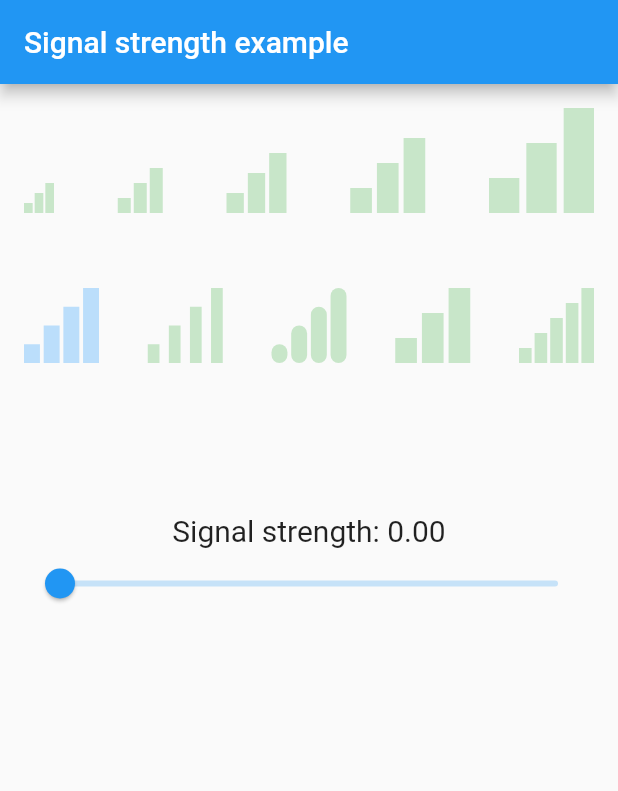
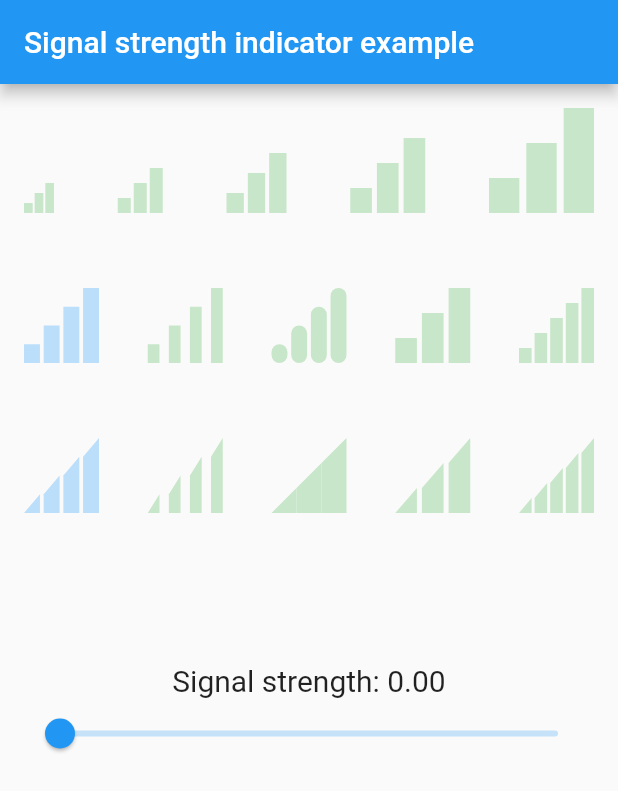
Before and after one commit to janstol/signal_strength_indicator, a Flutter app: the screen it shows after launch, on a phone screen of 412 x 824 dp. Shown: the top 791 px of the screen. Run offline on Flutter 3.47's test engine with Material 2 defaults, Android fonts, the phone set to English and light mode, and no system bars.

Commit message:
beveled bar indicator

```diff
--- a/example/lib/main.dart
+++ b/example/lib/main.dart
@@ -7,7 +7,7 @@ class App extends StatelessWidget {
   @override
   Widget build(BuildContext context) {
     return MaterialApp(
-      title: 'Signal example',
+      title: 'Signal strength indicator example',
       theme: ThemeData(
         primarySwatch: Colors.blue,
       ),
@@ -34,7 +34,7 @@ class _HomePageState extends State<HomePage> {
   Widget build(BuildContext context) {
     return Scaffold(
       appBar: AppBar(
-        title: const Text("Signal strength example"),
+        title: const Text("Signal strength indicator example"),
       ),
       body: Padding(
         padding: const EdgeInsets.all(16.0),
@@ -94,6 +94,53 @@ class _HomePageState extends State<HomePage> {
               ],
             ),
             const SizedBox(height: 50),
+            Row(
+              crossAxisAlignment: CrossAxisAlignment.end,
+              mainAxisAlignment: MainAxisAlignment.spaceBetween,
+              children: <Widget>[
+                SignalStrengthIndicator.bars(
+                  value: _signalStrength,
+                  size: 50,
+                  barCount: 4,
+                  bevelled: true,
+                  activeColor: Colors.blue,
+                  inactiveColor: Colors.blue[100],
+                ),
+                SignalStrengthIndicator.bars(
+                  value: _signalStrength,
+                  size: 50,
+                  barCount: 4,
+                  bevelled: true,
+                  spacing: 0.5,
+                ),
+                SignalStrengthIndicator.bars(
+                  value: _signalStrength,
+                  size: 50,
+                  barCount: 3,
+                  bevelled: true,
+                  spacing: 0.0,
+                ),
+                SignalStrengthIndicator.bars(
+                  value: _signalStrength,
+                  barCount: 3,
+                  bevelled: true,
+                  thresholds: <num, Color>{
+                    0.25: Colors.red,
+                    0.50: Colors.yellow,
+                    0.75: Colors.green,
+                  },
+                  // radius: Radius.circular(20.0),
+                  size: 50,
+                ),
+                SignalStrengthIndicator.bars(
+                  value: _signalStrength,
+                  size: 50,
+                  barCount: 5,
+                  bevelled: true,
+                ),
+              ],
+            ),
+            const SizedBox(height: 50),
             const SizedBox(height: 50),
             Text(
               "Signal strength: ${_signalStrength.toStringAsFixed(2)}",
--- a/lib/src/signal_strength_indicator.dart
+++ b/lib/src/signal_strength_indicator.dart
@@ -18,6 +18,8 @@ class SignalStrengthIndicator extends StatelessWidget {
   ///
   /// Number of bars can be specified by [barCount]
   /// (reasonable number of bars is 3,4 or maybe 5).
+  ///
+  /// Indicator can be [bevelled] or have [radius] but not both.
   ///
   /// To specify how the indicator should behave, use [thresholds].
   /// For example:
@@ -47,6 +49,7 @@ class SignalStrengthIndicator extends StatelessWidget {
     Color inactiveColor,
     Map<num, Color> thresholds,
     Radius radius,
+    bool bevelled = false,
     double spacing = 0.2,
     EdgeInsets margin = EdgeInsets.zero,
   }) : this(
@@ -61,6 +64,7 @@ class SignalStrengthIndicator extends StatelessWidget {
             thresholds: thresholds,
             size: size,
             radius: radius,
+            bevelled: bevelled,
             spacing: spacing,
             margin: margin,
           ),
--- a/pubspec.yaml
+++ b/pubspec.yaml
@@ -1,6 +1,6 @@
 name: signal_strength_indicator
 description: Customizable signal strength indicator widget for Flutter. Allows to easily visualize signal strength.
-version: 0.1.0
+version: 0.2.0
 author: Jan Štol <honzastol@gmail.com>
 homepage: https://github.com/janstol/signal_strength_indicator
 
```
Also changed, not shown: lib/src/style/bar_signal_strength_indicator_style.dart (+19 -5 lines), example/pubspec.lock, 9 other files.
